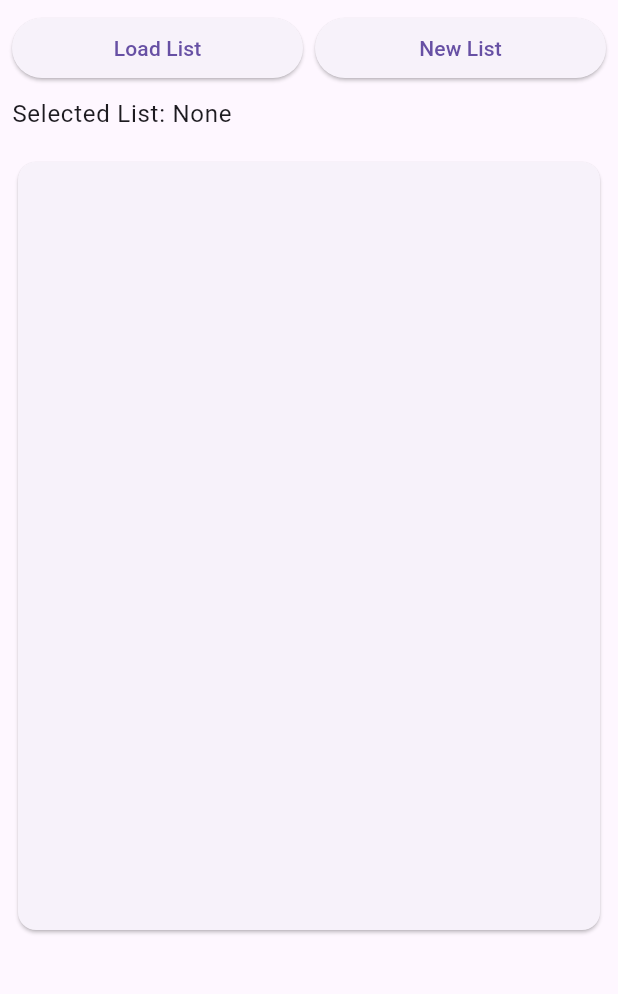
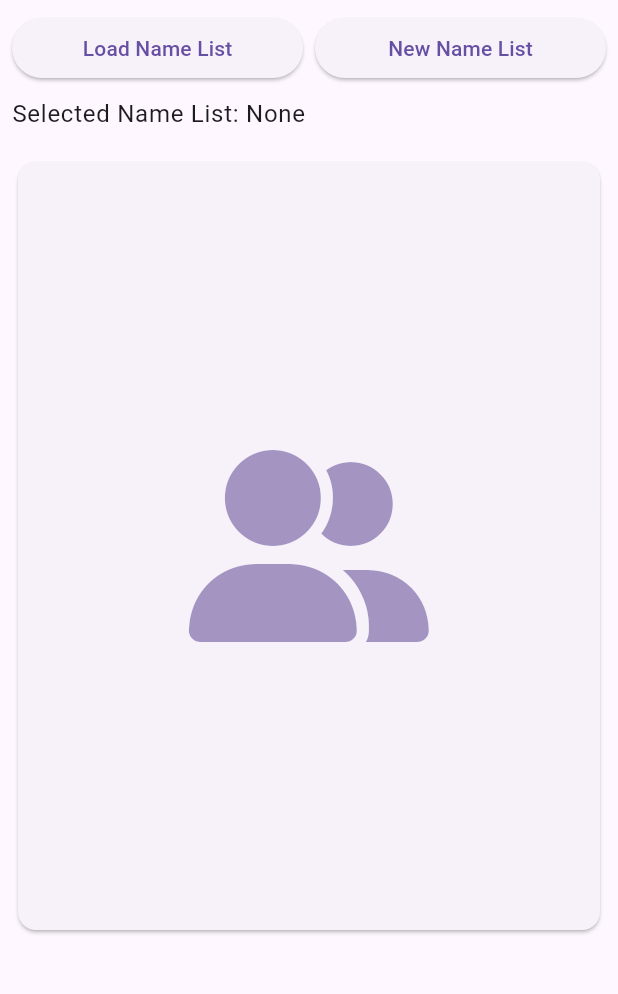
Before and after one commit to HexaRy0/randomizer, a Flutter app: the GroupBuilderScreen screen opened by its route, on a phone screen of 412 x 824 dp, the part 180-1174 px from its top. Run offline on Flutter 3.47's test engine with Material 2 defaults, Android fonts, the phone set to English and light mode, and no system bars; drawn by our look-alikes of dynamic_color, flutter_form_builder; our stand-ins replace flutter_riverpod, font_awesome_flutter, form_builder_validators, isar, riverpod_annotation; accounts and stored records are empty; generated files the repository leaves out were written again.

Commit message:
feat: finalize group builder

```diff
--- a/lib/screens/randomizer/group_builder/group_builder.dart
+++ b/lib/screens/randomizer/group_builder/group_builder.dart
@@ -1,6 +1,7 @@
 import 'package:flutter/material.dart';
 import 'package:flutter_form_builder/flutter_form_builder.dart';
 import 'package:flutter_riverpod/flutter_riverpod.dart';
+import 'package:font_awesome_flutter/font_awesome_flutter.dart';
 import 'package:randomizer/model/group_list.dart';
 import 'package:randomizer/providers/async_group_list_provider.dart';
 import 'package:randomizer/providers/group_builder_provider.dart';
@@ -97,7 +98,7 @@ class _GroupBuilderScreenState extends ConsumerState<GroupBuilderScreen> {
                   children: [
                     Expanded(
                       child: ElevatedButton(
-                        child: const Text('Load List'),
+                        child: const Text('Load Name List'),
                         onPressed: () {
                           _handleLoadListButton(groupLists);
                         },
@@ -106,7 +107,7 @@ class _GroupBuilderScreenState extends ConsumerState<GroupBuilderScreen> {
                     const SizedBox(width: 8),
                     Expanded(
                       child: ElevatedButton(
-                        child: const Text('New List'),
+                        child: const Text('New Name List'),
                         onPressed: () async {
                           Navigator.push(
                             context,
@@ -122,7 +123,7 @@ class _GroupBuilderScreenState extends ConsumerState<GroupBuilderScreen> {
                 ),
                 const SizedBox(height: 8),
                 Text(
-                  "Selected List: ${selectedGroupList == null ? 'None' : selectedGroupList.name}",
+                  "Selected Name List: ${selectedGroupList == null ? 'None' : selectedGroupList.name}",
                   style: Theme.of(context).textTheme.bodyLarge,
                 ),
                 const SizedBox(height: 8),
@@ -137,7 +138,16 @@ class _GroupBuilderScreenState extends ConsumerState<GroupBuilderScreen> {
                     child: Padding(
                       padding: const EdgeInsets.all(8),
                       child: Center(
-                        child: SingleChildScrollView(
+                        child: groupBuilder.isEmpty
+                            ? FaIcon(
+                                FontAwesomeIcons.userGroup,
+                                color: Theme.of(context)
+                                    .colorScheme
+                                    .onPrimaryContainer
+                                    .withOpacity(0.5),
+                                size: 128,
+                              )
+                            : SingleChildScrollView(
                                 child: ListView.builder(
                                   shrinkWrap: true,
                                   primary: false,
```
Lines whose indentation alone changed are shown as unchanged.
